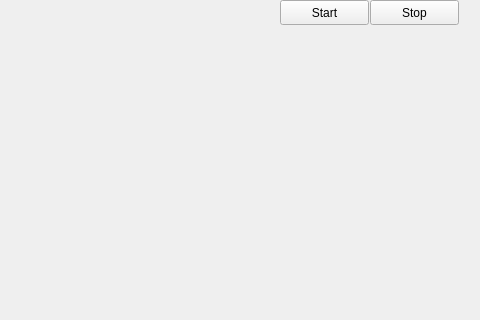
Old version of the form main_window.ui in the repository kusstas/PhysBall; both pictures show x 170 to 650 and y 0 to 320 of the 650 by 650 pixel window.
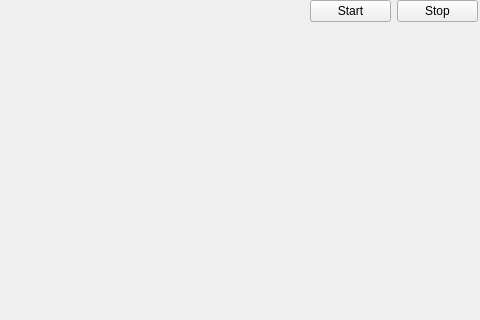
New version of the form.

Commit message: add log started & finished

Diff of the .ui file:
```diff
--- a/main_window.ui
+++ b/main_window.ui
@@ -26,31 +26,31 @@
    <string>MainWindow</string>
   </property>
   <widget class="QWidget" name="centralwidget">
-   <widget class="QPushButton" name="pushButtonStart">
+   <widget class="QWidget" name="">
     <property name="geometry">
      <rect>
-      <x>450</x>
+      <x>480</x>
       <y>0</y>
-      <width>89</width>
-      <height>25</height>
+      <width>168</width>
+      <height>23</height>
      </rect>
     </property>
-    <property name="text">
-     <string>Start</string>
-    </property>
-   </widget>
-   <widget class="QPushButton" name="pushButtonStop">
-    <property name="geometry">
-     <rect>
-      <x>540</x>
-      <y>0</y>
-      <width>89</width>
-      <height>25</height>
-     </rect>
-    </property>
-    <property name="text">
-     <string>Stop</string>
-    </property>
+    <layout class="QGridLayout" name="gridLayout">
+     <item row="0" column="0">
+      <widget class="QPushButton" name="pushButtonStart">
+       <property name="text">
+        <string>Start</string>
+       </property>
+      </widget>
+     </item>
+     <item row="0" column="1">
+      <widget class="QPushButton" name="pushButtonStop">
+       <property name="text">
+        <string>Stop</string>
+       </property>
+      </widget>
+     </item>
+    </layout>
    </widget>
   </widget>
   <widget class="QMenuBar" name="menubar">
```
Left out of the diff: 2 changed lines with no effect on the pictures. The commit also changes 1 other file.
